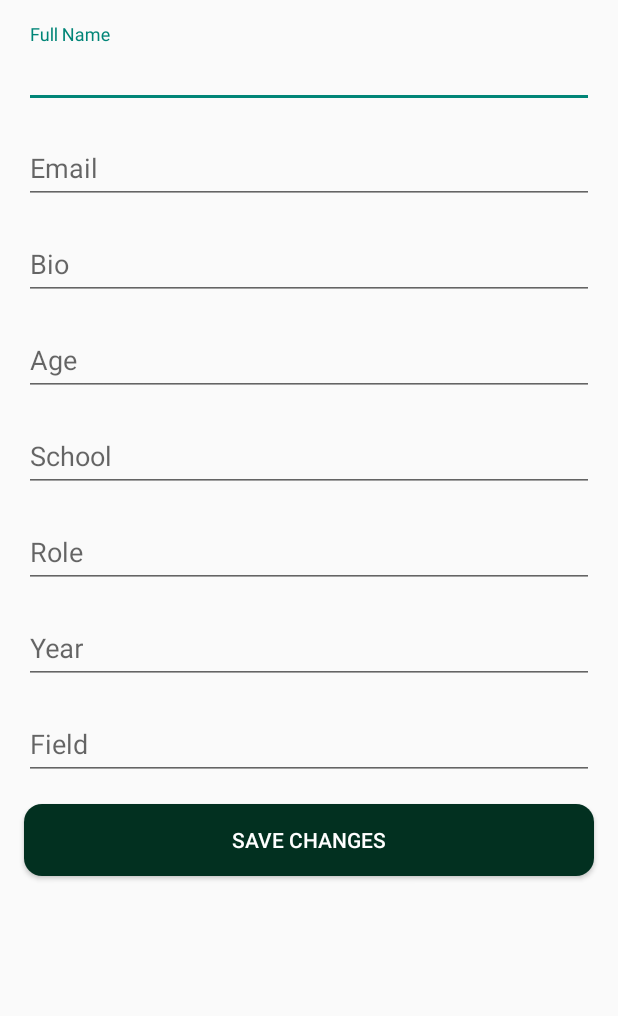
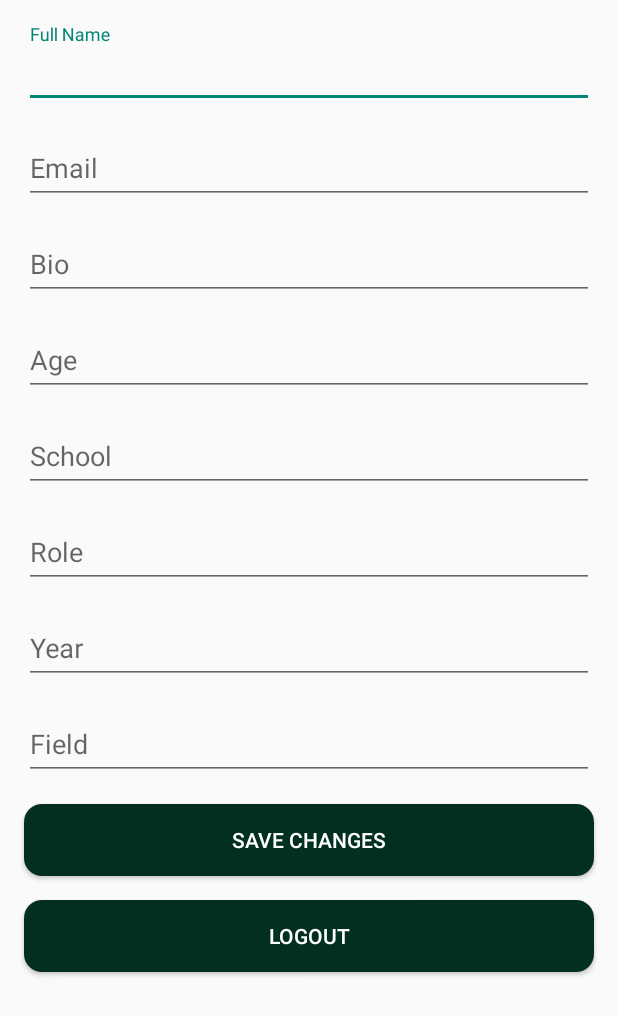
Before and after one commit to bperdija/Cell-Identifier, an Android app built with Jetpack Compose: the fragment ProfileFragment shown on its own in the app's theme, on a phone screen of 412 x 824 dp. Shown: the top 1016 px of the screen. Run offline under Robolectric (Android 15) with nearby library versions, the phone set to English and light mode, and no system bars; our stand-ins replace Firebase (no records; nobody signed in at launch, a user with empty details on screens opened directly); 9 statements that could not run were skipped.

Commit message:
adding logout button to profile + logic

```diff
--- a/app/src/main/java/com/example/cell_identifier/ProfileFragment.kt
+++ b/app/src/main/java/com/example/cell_identifier/ProfileFragment.kt
@@ -1,5 +1,6 @@
 package com.example.cell_identifier
 
+import android.content.Intent
 import android.os.Bundle
 import android.net.Uri
 import android.view.LayoutInflater
@@ -26,6 +27,8 @@
     private lateinit var imageUri: Uri
 
     private lateinit var saveButton: Button
+    private lateinit var logoutButton: Button
+
     private lateinit var fName: TextView
     private lateinit var lName: TextView
 
@@ -56,6 +59,7 @@
         year = view.findViewById(R.id.yearEt)
         field = view.findViewById(R.id.fieldEt)
         saveButton = view.findViewById(R.id.submit_button)
+        logoutButton = view.findViewById(R.id.logout_button)
 
         // Initialize Firebase Auth, Database, etc.
         auth = FirebaseAuth.getInstance()
@@ -69,11 +73,18 @@
             //updateProfile(uid)
         }
 
+//        logoutButton.setOnClickListener {
+//            // logout
+//            val logoutIntent = Intent(this, WelcomeActivity::class.java)
+//            startActivity(logoutIntent)
+//        }
+
         // Set default image URI
         //imageUri = Uri.parse("android.resource://${requireContext().packageName}/${R.drawable.ic_human}")
 
         return view
     }
+
 
     private fun getUserData() {
         databaseReference.child(uid).addValueEventListener(object: ValueEventListener {
--- a/app/src/main/res/layout/fragment_profile.xml
+++ b/app/src/main/res/layout/fragment_profile.xml
@@ -168,5 +168,17 @@
             app:layout_constraintStart_toStartOf="parent"
             app:layout_constraintEnd_toEndOf="parent" />
 
+        <androidx.appcompat.widget.AppCompatButton
+            android:id="@+id/logout_button"
+            android:layout_width="match_parent"
+            android:layout_height="wrap_content"
+            android:layout_margin="16dp"
+            android:background="@drawable/rounded_signupbutton"
+            android:textColor="#FFFFFF"
+            android:text="Logout"
+            app:layout_constraintTop_toBottomOf="@id/submit_button"
+            app:layout_constraintStart_toStartOf="parent"
+            app:layout_constraintEnd_toEndOf="parent" />
+
     </androidx.constraintlayout.widget.ConstraintLayout>
 </ScrollView>
```
